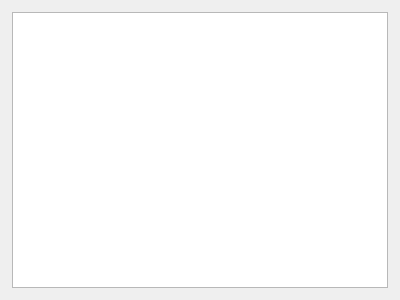
Old version of the form cwe_guiWidgets/cwe_job_list.ui in the repository NHERI-SimCenter/CWE-Simulation-Tool.
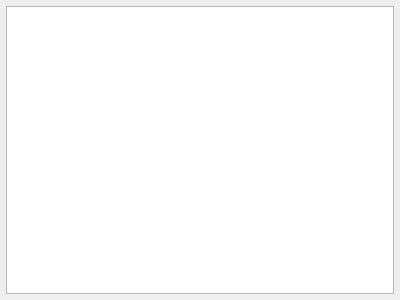
New version of the form. Custom widgets are drawn as their Qt base class.

The edit to the form file:
```diff
--- a/cwe_guiWidgets/cwe_job_list.ui
+++ b/cwe_guiWidgets/cwe_job_list.ui
@@ -50,16 +50,16 @@
   </property>
   <layout class="QGridLayout" name="gridLayout">
    <property name="leftMargin">
-    <number>12</number>
+    <number>6</number>
    </property>
    <property name="topMargin">
-    <number>12</number>
+    <number>6</number>
    </property>
    <property name="rightMargin">
-    <number>12</number>
+    <number>6</number>
    </property>
    <property name="bottomMargin">
-    <number>12</number>
+    <number>6</number>
    </property>
    <item row="0" column="0" colspan="2">
     <widget class="RemoteJobLister" name="tableView_jobs">
```
